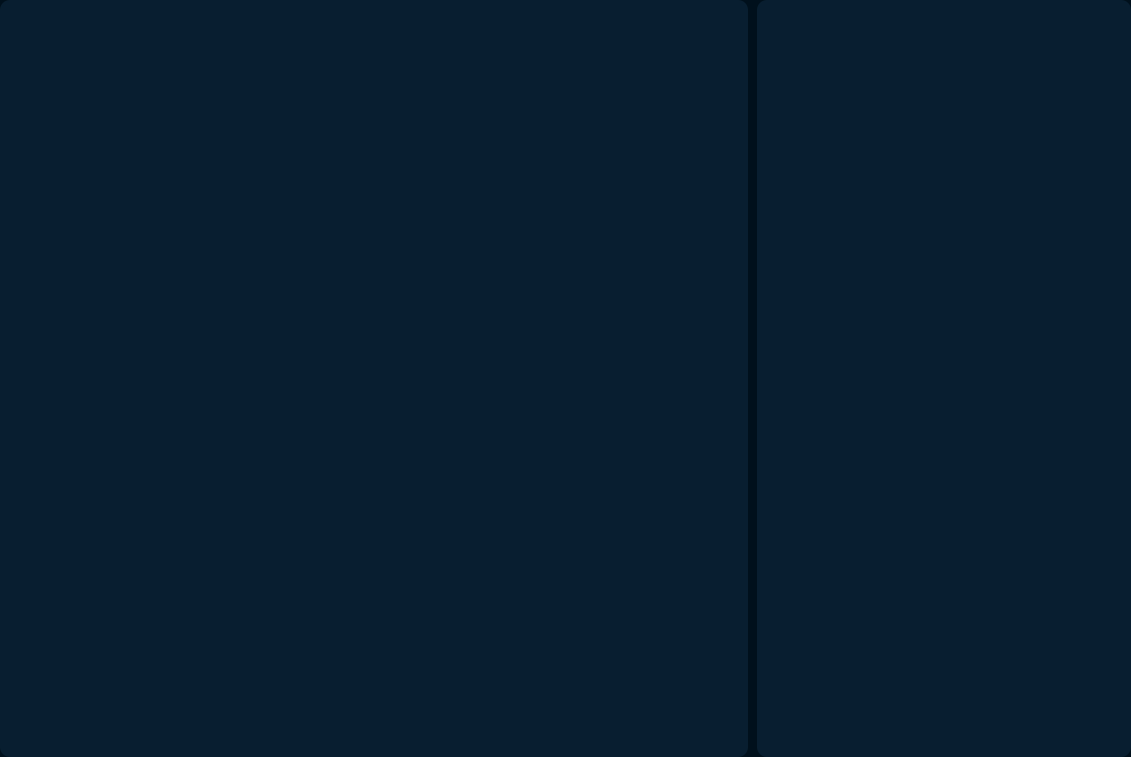
Qt form templates/toys.ui (firocore/VRChatLove) before a commit.
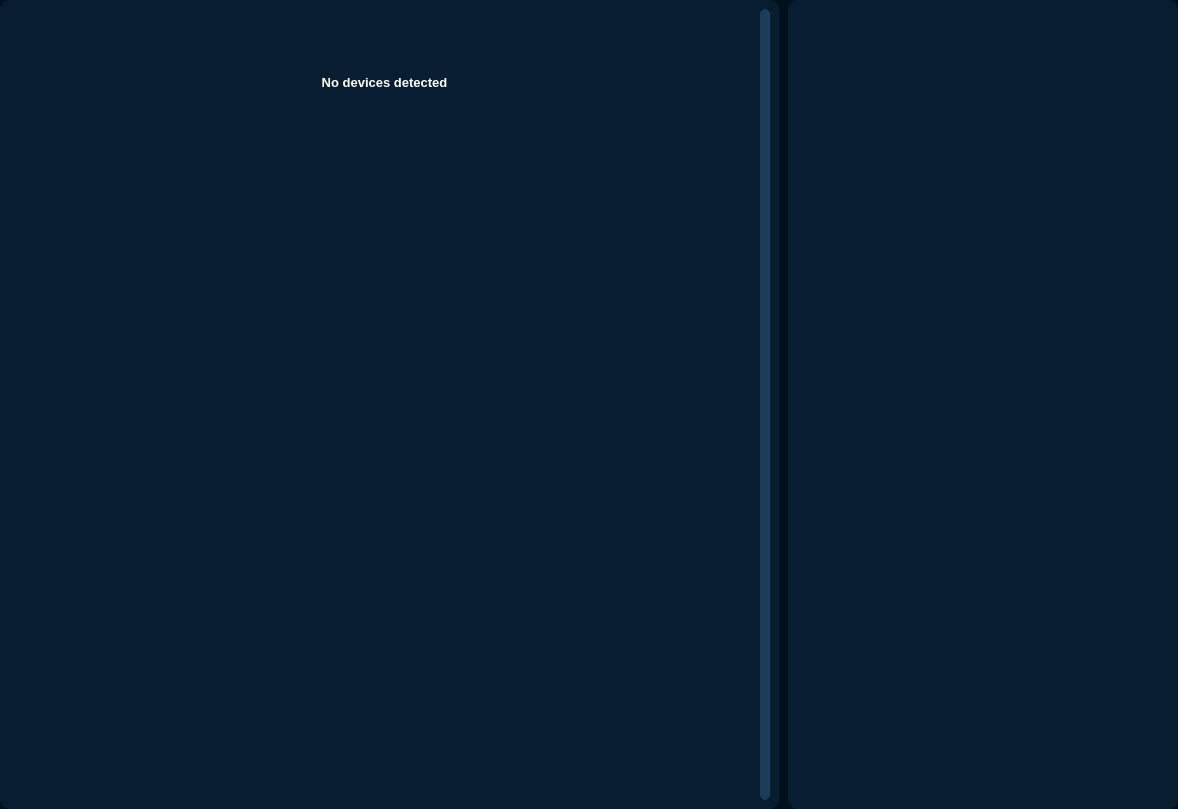
The same form after that commit.

The edit to the form file:
```diff
--- a/templates/toys.ui
+++ b/templates/toys.ui
@@ -6,8 +6,8 @@
    <rect>
     <x>0</x>
     <y>0</y>
-    <width>1131</width>
-    <height>757</height>
+    <width>1178</width>
+    <height>809</height>
    </rect>
   </property>
   <property name="windowTitle">
@@ -23,6 +23,38 @@
 	background-color: #081e30;
 	border: none;
 	border-radius: 10px;
+}
+
+QScrollArea {
+	background-color: #081e30;
+	border: none;
+	border-radius: 10px;
+}
+
+QScrollBar::handle:vertical {
+    background: #1a3d59;           /* Цвет &quot;ползунка&quot; */
+    min-height: 30px;              /* Минимальная высота */
+    border-radius: 5px;            /* Скругление краёв */
+}
+
+QScrollBar::handle:vertical:hover {
+    background: #48647a;      /* Цвет при наведении */
+}
+
+QScrollBar:vertical {
+    background: #081e30;           /* Цвет фона скроллбара */
+    width: 10px;                   /* Толщина скроллбара */
+    margin: 0px 0px 0px 0px;       /* Отступы */
+    border-radius: 5px;            /* Скругление краёв */
+}
+
+QScrollBar::add-line:vertical, QScrollBar::sub-line:vertical {
+    background: none;              /* Убираем стрелки */
+    height: 0px;
+}
+
+QScrollBar::add-page:vertical, QScrollBar::sub-page:vertical {
+    background: none;              /* Убираем промежутки */
 }</string>
   </property>
   <layout class="QHBoxLayout" name="horizontalLayout" stretch="2,1">
@@ -49,6 +81,141 @@
      <property name="frameShadow">
       <enum>QFrame::Raised</enum>
      </property>
+     <layout class="QVBoxLayout" name="verticalLayout">
+      <item>
+       <widget class="QScrollArea" name="scrollArea">
+        <property name="verticalScrollBarPolicy">
+         <enum>Qt::ScrollBarAlwaysOn</enum>
+        </property>
+        <property name="horizontalScrollBarPolicy">
+         <enum>Qt::ScrollBarAlwaysOff</enum>
+        </property>
+        <property name="sizeAdjustPolicy">
+         <enum>QAbstractScrollArea::AdjustIgnored</enum>
+        </property>
+        <property name="widgetResizable">
+         <bool>true</bool>
+        </property>
+        <widget class="QWidget" name="scrollAreaWidgetContents">
+         <property name="geometry">
+          <rect>
+           <x>0</x>
+           <y>0</y>
+           <width>751</width>
+           <height>791</height>
+          </rect>
+         </property>
+         <property name="styleSheet">
+          <string notr="true">QWidget {
+	background-color: #081e30;
+	border: none;
+}</string>
+         </property>
+         <layout class="QVBoxLayout" name="verticalLayout_2">
+          <property name="leftMargin">
+           <number>0</number>
+          </property>
+          <property name="topMargin">
+           <number>0</number>
+          </property>
+          <property name="rightMargin">
+           <number>0</number>
+          </property>
+          <property name="bottomMargin">
+           <number>0</number>
+          </property>
+          <item>
+           <layout class="QGridLayout" name="gridLayout" rowstretch="0,0,0,0">
+            <property name="spacing">
+             <number>9</number>
+            </property>
+            <item row="2" column="1">
+             <widget class="QFrame" name="retreat">
+              <property name="minimumSize">
+               <size>
+                <width>200</width>
+                <height>60</height>
+               </size>
+              </property>
+              <property name="maximumSize">
+               <size>
+                <width>1000</width>
+                <height>45</height>
+               </size>
+              </property>
+              <property name="frameShape">
+               <enum>QFrame::StyledPanel</enum>
+              </property>
+              <property name="frameShadow">
+               <enum>QFrame::Raised</enum>
+              </property>
+             </widget>
+            </item>
+            <item row="2" column="0">
+             <widget class="QFrame" name="frame_4">
+              <property name="minimumSize">
+               <size>
+                <width>200</width>
+                <height>60</height>
+               </size>
+              </property>
+              <property name="maximumSize">
+               <size>
+                <width>1000</width>
+                <height>45</height>
+               </size>
+              </property>
+              <property name="frameShape">
+               <enum>QFrame::StyledPanel</enum>
+              </property>
+              <property name="frameShadow">
+               <enum>QFrame::Raised</enum>
+              </property>
+             </widget>
+            </item>
+           </layout>
+          </item>
+          <item>
+           <widget class="QLabel" name="label_retreat">
+            <property name="enabled">
+             <bool>true</bool>
+            </property>
+            <property name="font">
+             <font>
+              <pointsize>10</pointsize>
+              <weight>75</weight>
+              <bold>true</bold>
+             </font>
+            </property>
+            <property name="styleSheet">
+             <string notr="true">color: #ffffff</string>
+            </property>
+            <property name="text">
+             <string>No devices detected</string>
+            </property>
+            <property name="alignment">
+             <set>Qt::AlignHCenter|Qt::AlignTop</set>
+            </property>
+           </widget>
+          </item>
+          <item>
+           <spacer name="verticalSpacer">
+            <property name="orientation">
+             <enum>Qt::Vertical</enum>
+            </property>
+            <property name="sizeHint" stdset="0">
+             <size>
+              <width>20</width>
+              <height>40</height>
+             </size>
+            </property>
+           </spacer>
+          </item>
+         </layout>
+        </widget>
+       </widget>
+      </item>
+     </layout>
     </widget>
    </item>
    <item>
```
Left out of the diff: 32 changed lines with no effect on the pictures.
